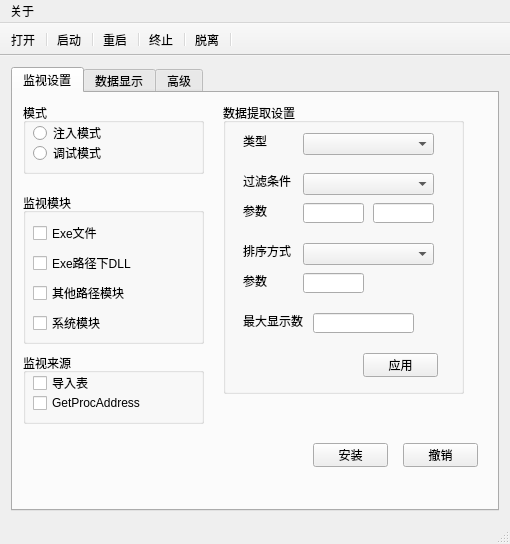
Above: MainWatchDialog.ui from chkzh/NoBreakpoint_FuncCallCounter before the change. Below: the same form after it.
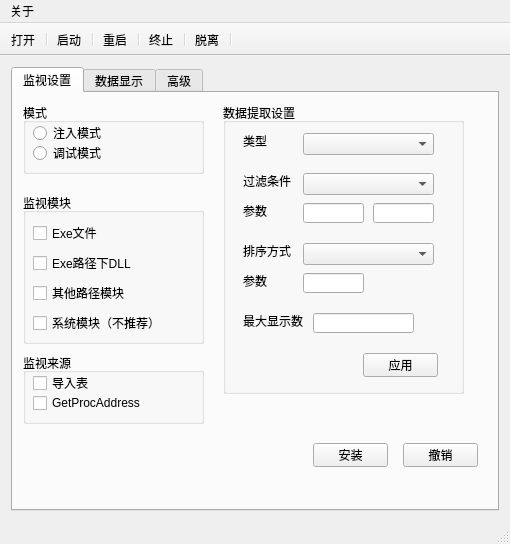
That is the form after the change. Icons and pictures are not drawn.

```diff
--- a/MainWatchDialog.ui
+++ b/MainWatchDialog.ui
@@ -122,12 +122,12 @@
           <rect>
            <x>10</x>
            <y>120</y>
-           <width>79</width>
+           <width>131</width>
            <height>20</height>
           </rect>
          </property>
          <property name="text">
-          <string>系统模块</string>
+          <string>系统模块（不推荐）</string>
          </property>
         </widget>
        </widget>
```
